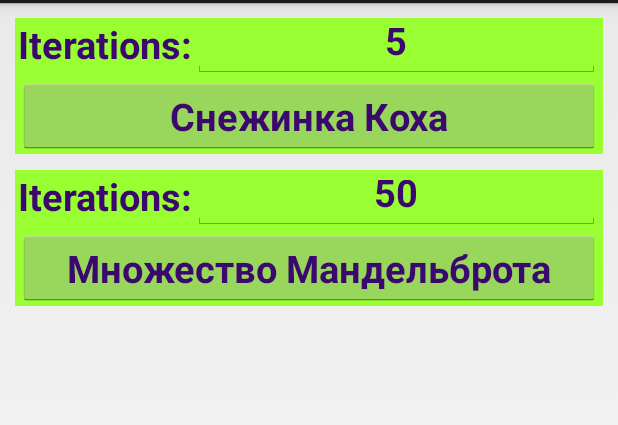
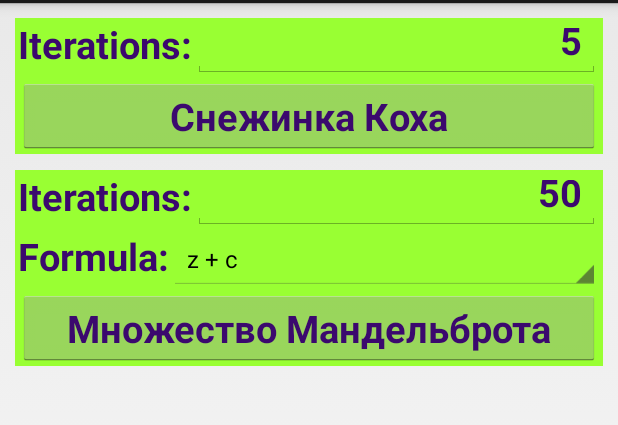
Before and after one commit to Dront/Fractals, an Android app: the screen it shows after launch (MainActivity), on a phone screen of 412 x 824 dp, the part 69-494 px from its top. Run offline under Robolectric (Android 15) with nearby library versions, the phone set to English and light mode, and no system bars.

Commit message:
Added Complex class, modified it for speed up. Added a few formulas for mandelbrot set and spinner on UI for them.

```diff
--- a/app/src/main/java/com/dront/fractals/PictureActivity.java
+++ b/app/src/main/java/com/dront/fractals/PictureActivity.java
@@ -34,6 +34,7 @@ public class PictureActivity extends Activity {
         } else if (type.equals("Mandel")){
             drawMandel(MainActivity.colors);
         }
+
     }
 
     @Override
--- a/app/src/main/res/layout/activity_main.xml
+++ b/app/src/main/res/layout/activity_main.xml
@@ -42,7 +42,7 @@
                 android:layout_toRightOf="@id/txtViewKoch"
                 android:layout_toEndOf="@id/txtViewKoch"
 
-                android:gravity="center"
+                android:gravity="end"
                 android:inputType="numberDecimal"
                 style="@style/stdText"
                 android:text="@string/stdKochNum"/>
@@ -75,7 +75,7 @@
         android:paddingRight="@dimen/std_padding">
 
         <RelativeLayout
-            android:id="@+id/rowMandel"
+            android:id="@+id/rowMandel1"
             android:layout_width="fill_parent"
             android:layout_height="@dimen/std_row_height">
 
@@ -97,7 +97,7 @@
                 android:layout_toRightOf="@id/txtViewMandel"
                 android:layout_toEndOf="@id/txtViewMandel"
 
-                android:gravity="center"
+                android:gravity="end"
                 android:inputType="numberDecimal"
                 style="@style/stdText"
                 android:text="@string/stdMandelNum"/>
@@ -105,17 +105,66 @@
 
         </RelativeLayout>
 
+        <RelativeLayout
+            android:id="@+id/rowMandel2"
+            android:layout_width="fill_parent"
+            android:layout_height="@dimen/std_row_height"
+            android:layout_below="@id/rowMandel1">
+
+            <TextView
+                android:id="@+id/txtViewMandelFormula"
+                android:layout_width="wrap_content"
+                android:layout_height="fill_parent"
+                android:layout_alignParentLeft="true"
+                android:layout_alignParentStart="true"
+
+                style="@style/stdText"
+                android:gravity="start"
+                android:text="@string/MandelFormula" />
+
+            <Spinner
+                android:layout_width="fill_parent"
+                android:layout_height="fill_parent"
+                android:id="@+id/spinnerFormula"
+                android:layout_toRightOf="@id/txtViewMandelFormula"
+                android:layout_toEndOf="@id/txtViewMandelFormula"
+
+                android:gravity="end"
+                style="@style/stdText"
+                android:entries="@array/MandelFormulas"
+                android:spinnerMode="dialog"
+                android:textAlignment="viewEnd" />
+
+            <!--<EditText
+                android:layout_width="fill_parent"
+                android:layout_height="fill_parent"
+                android:id="@+id/edtTextMandelFormulaNum"
+                android:layout_toRightOf="@id/txtViewMandelFormula"
+                android:layout_toEndOf="@id/txtViewMandelFormula"
+
+                android:gravity="end"
+                android:inputType="numberDecimal"
+                style="@style/stdText"
+                android:text="@string/stdMandelFormulaNum"/>-->
+
+
+        </RelativeLayout>
+
+
+
         <Button
             android:id="@+id/btnDrawMandel"
             android:layout_width="fill_parent"
             android:layout_height="wrap_content"
-            android:layout_below="@id/rowMandel"
+            android:layout_below="@id/rowMandel2"
 
             android:text="@string/drawMandel"
             style="@style/stdText"
 
             android:onClick="computeMandel"/>
 
-        </RelativeLayout>
+    </RelativeLayout>
+
+
 
 </RelativeLayout>
--- a/app/src/main/res/values/strings.xml
+++ b/app/src/main/res/values/strings.xml
@@ -16,5 +16,17 @@
     <string name="drawMandel">Множество Мандельброта</string>
     <string name="MandelIterations">Iterations: </string>
     <string name="stdMandelNum">50</string>
+    <string name="MandelFormula">Formula: </string>
+    <string name="stdMandelFormulaNum">2</string>
+
+    <string-array name="MandelFormulas">
+        <item>z + c</item>
+        <item>z^2 + c</item>
+        <item>z^4 + c</item>
+        <item>z^8 + c</item>
+        <item>z^16 + c</item>
+        <item>sin(z) + c</item>
+        <item>exp(z) + c</item>
+    </string-array>
 
 </resources>
```
Also changed, not shown: app/src/main/java/Util/Complex.java (added, +152 -0 lines), app/src/main/java/com/dront/fractals/MainActivity.java (+78 -13 lines).
